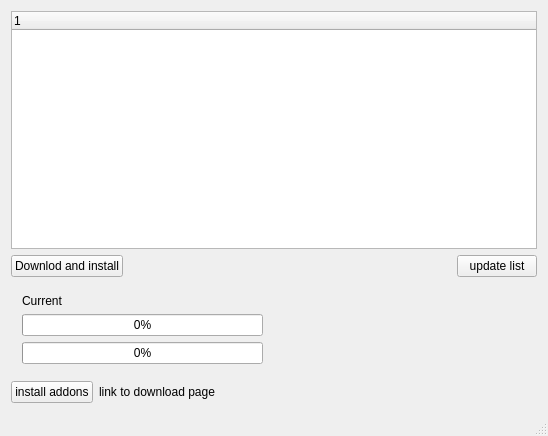
This is addons.ui in mazbrili/al-anvar as Qt 5 draws it before an edit. The edited form follows.
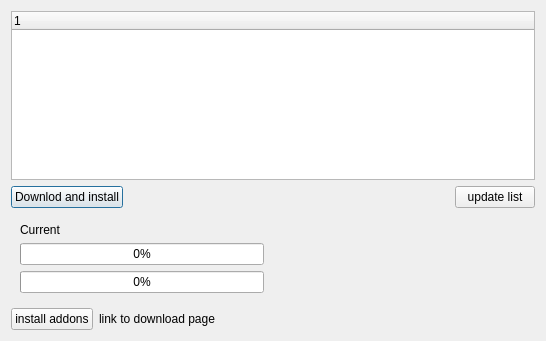
This is the edited form.

```diff
--- a/addons.ui
+++ b/addons.ui
@@ -1,19 +1,18 @@
 <?xml version="1.0" encoding="UTF-8"?>
 <ui version="4.0">
  <class>Addons</class>
- <widget class="QMainWindow" name="Addons">
+ <widget class="QDialog" name="Addons">
   <property name="geometry">
    <rect>
     <x>0</x>
     <y>0</y>
-    <width>548</width>
-    <height>436</height>
+    <width>546</width>
+    <height>341</height>
    </rect>
   </property>
   <property name="windowTitle">
    <string>MainWindow</string>
   </property>
-  <widget class="QWidget" name="centralWidget">
    <layout class="QVBoxLayout" name="verticalLayout">
     <item>
      <widget class="QTreeWidget" name="treeWidget">
@@ -149,19 +148,6 @@
     </item>
    </layout>
   </widget>
-  <widget class="QMenuBar" name="menuBar">
-   <property name="geometry">
-    <rect>
-     <x>0</x>
-     <y>0</y>
-     <width>548</width>
-     <height>21</height>
-    </rect>
-   </property>
-  </widget>
-  <widget class="QStatusBar" name="statusBar"/>
- </widget>
- <layoutdefault spacing="6" margin="11"/>
  <resources/>
  <connections/>
 </ui>
```
Left out of the diff: 2 changed lines with no effect on the pictures. Lines whose indentation alone changed are shown as unchanged.
